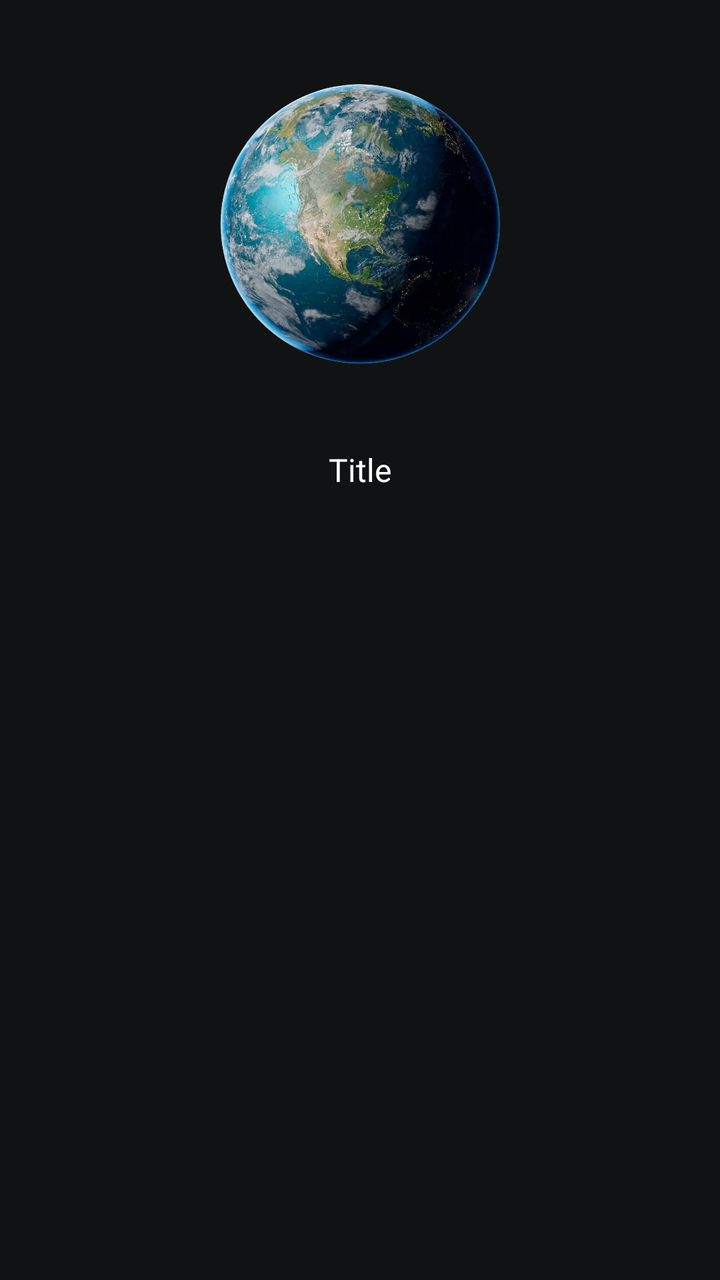
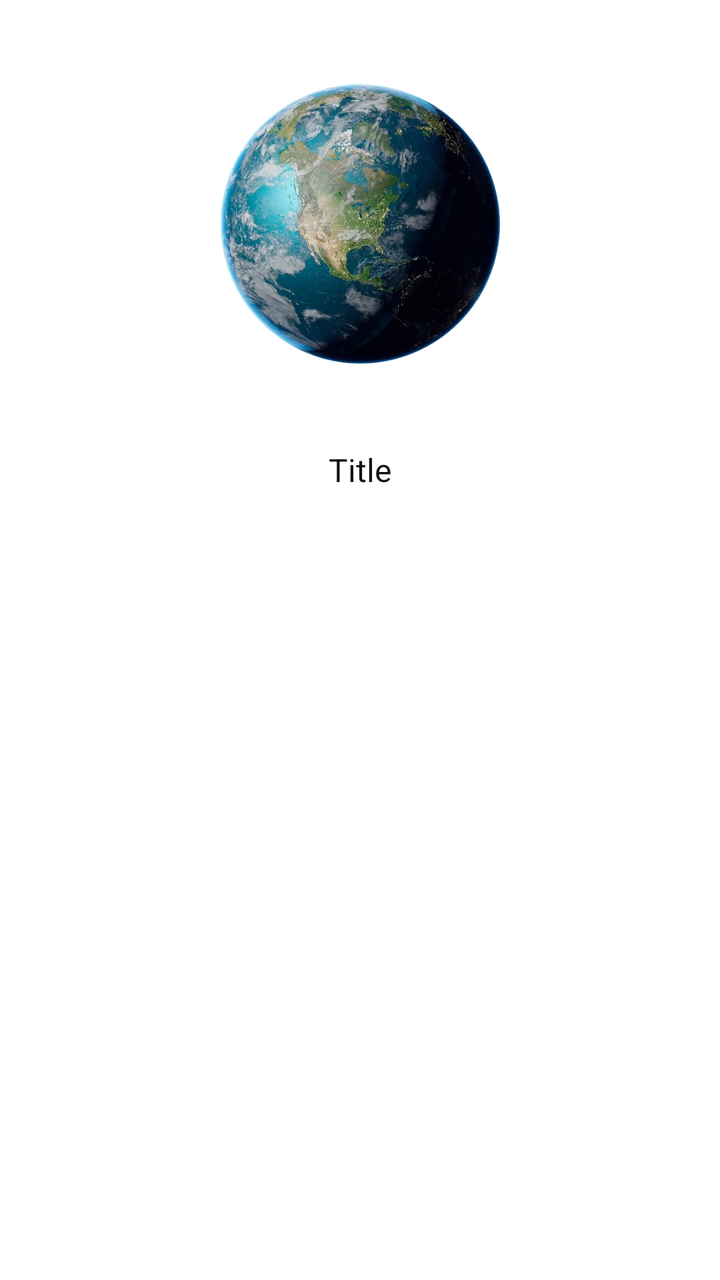

Two renders of the same Android screen: before a commit and after it. Below are the layout's source before the change and the commit's diff.
<!-- AndroidManifest.xml: application theme Theme.SpaceAdvisor -->
<!-- res/layout/item_destination_picker.xml -->
<?xml version="1.0" encoding="utf-8"?>
<androidx.constraintlayout.widget.ConstraintLayout xmlns:android="http://schemas.android.com/apk/res/android"
    xmlns:app="http://schemas.android.com/apk/res-auto"
    android:id="@+id/trip_picker_item_card"
    android:layout_width="wrap_content"
    android:layout_height="wrap_content"
    android:background="@color/layout_background_primary">


    <com.google.android.material.imageview.ShapeableImageView
        android:id="@+id/image_trip_picker_item"
        android:layout_width="200dp"
        android:layout_height="200dp"
        android:layout_marginTop="12dp"
        android:background="@color/layout_background_primary"
        android:backgroundTint="@color/layout_background_transparent"
        android:padding="6dp"
        android:scaleType="centerCrop"
        android:src="@drawable/pic_profile"
        app:layout_constraintDimensionRatio="1:1"
        app:layout_constraintEnd_toEndOf="parent"
        app:layout_constraintStart_toStartOf="parent"
        app:layout_constraintTop_toTopOf="parent"
        app:shapeAppearanceOverlay="@style/ShapeAppearance.Material3.Corner.Full" />

    <TextView
        android:id="@+id/title_trip_picker_item"
        android:layout_width="190dp"
        android:layout_height="wrap_content"
        android:layout_gravity="center"
        android:layout_margin="12dp"
        android:text="Title"
        android:textAlignment="center"
        android:textColor="@color/text_primary"
        android:textSize="16sp"
        app:layout_constraintEnd_toEndOf="@id/image_trip_picker_item"
        app:layout_constraintStart_toStartOf="@id/image_trip_picker_item"
        app:layout_constraintTop_toBottomOf="@id/image_trip_picker_item" />

</androidx.constraintlayout.widget.ConstraintLayout>
<!-- resources referenced by this layout -->
<resources>
  <color name="layout_background_primary">@color/deep_black</color>
  <color name="layout_background_transparent">@color/transparent</color>
  <color name="text_primary">@color/white</color>
  <!-- drawable pic_profile: webp bitmap (drawable, 94844 bytes) -->
  <style name="Theme.SpaceAdvisor" parent="Base.Theme.SpaceAdvisor" />
  <color name="deep_black">#111213</color>
  <color name="transparent">#00000000</color>
  <color name="white">#FFFFFFFF</color>
  <style name="Base.Theme.SpaceAdvisor" parent="Theme.Material3.DayNight.NoActionBar">
          
      </style>
</resources>

<!-- the commit's change to res/layout/item_destination_picker.xml (unified diff, before → after) -->
@@ -4,7 +4,7 @@
     android:id="@+id/trip_picker_item_card"
     android:layout_width="wrap_content"
     android:layout_height="wrap_content"
-    android:background="@color/layout_background_primary">
+    android:background="@color/background">
 
 
     <com.google.android.material.imageview.ShapeableImageView
@@ -12,8 +12,8 @@
         android:layout_width="200dp"
         android:layout_height="200dp"
         android:layout_marginTop="12dp"
-        android:background="@color/layout_background_primary"
-        android:backgroundTint="@color/layout_background_transparent"
+        android:background="@color/background"
+        android:backgroundTint="@color/transparent"
         android:padding="6dp"
         android:scaleType="centerCrop"
         android:src="@drawable/pic_profile"
@@ -31,7 +31,7 @@
         android:layout_margin="12dp"
         android:text="Title"
         android:textAlignment="center"
-        android:textColor="@color/text_primary"
+        android:textColor="@color/title"
         android:textSize="16sp"
         app:layout_constraintEnd_toEndOf="@id/image_trip_picker_item"
         app:layout_constraintStart_toStartOf="@id/image_trip_picker_item"
<!-- resource entries referenced after the edit -->
@@ -1,15 +1,35 @@
 <!-- resources referenced by this layout -->
 <resources>
-  <color name="layout_background_primary">@color/deep_black</color>
-  <color name="layout_background_transparent">@color/transparent</color>
-  <color name="text_primary">@color/white</color>
+  <color name="background">@color/white</color>
+  <color name="title">@color/secondary</color>
   <!-- drawable pic_profile: webp bitmap (drawable, 94844 bytes) -->
-  <style name="Theme.SpaceAdvisor" parent="Base.Theme.SpaceAdvisor" />
+  <style name="Theme.SpaceAdvisor" parent="Base.Theme.SpaceAdvisor">
+          <item name="colorPrimary">@color/primary</item>
+          <item name="customColorPrimary">@color/primary</item>
+          <item name="customColorPrimaryGlow">@color/primary_glow</item>
+          <item name="customColorPrimaryFaded">@color/primary_faded</item>
+          <item name="customColorPrimaryLight">@color/primary_light</item>
+          <item name="customColorPrimaryVariant">@color/primary_variant</item>
+          <item name="customColorPrimaryVariantFaded">@color/primary_variant_faded</item>
+      </style>
   <color name="deep_black">#111213</color>
+  <color name="space_purple">#575AD3</color>
+  <color name="space_purple_glow">#48575AD3</color>
+  <color name="space_purple_faded">#50A0A0FF</color>
+  <color name="space_purple_light">#A0A0FF</color>
+  <color name="space_pink">#AE52D4</color>
+  <color name="space_pink_faded">#20AE52D4</color>
   <color name="transparent">#00000000</color>
   <color name="white">#FFFFFFFF</color>
+  <color name="secondary">@color/deep_black</color>
   <style name="Base.Theme.SpaceAdvisor" parent="Theme.Material3.DayNight.NoActionBar">
-          
+          <item name="colorPrimary">@color/primary</item>
       </style>
+  <color name="primary">@color/space_purple</color>
+  <color name="primary_glow">@color/space_purple_glow</color>
+  <color name="primary_faded">@color/space_purple_faded</color>
+  <color name="primary_light">@color/space_purple_light</color>
+  <color name="primary_variant">@color/space_pink</color>
+  <color name="primary_variant_faded">@color/space_pink_faded</color>
 </resources>
 
